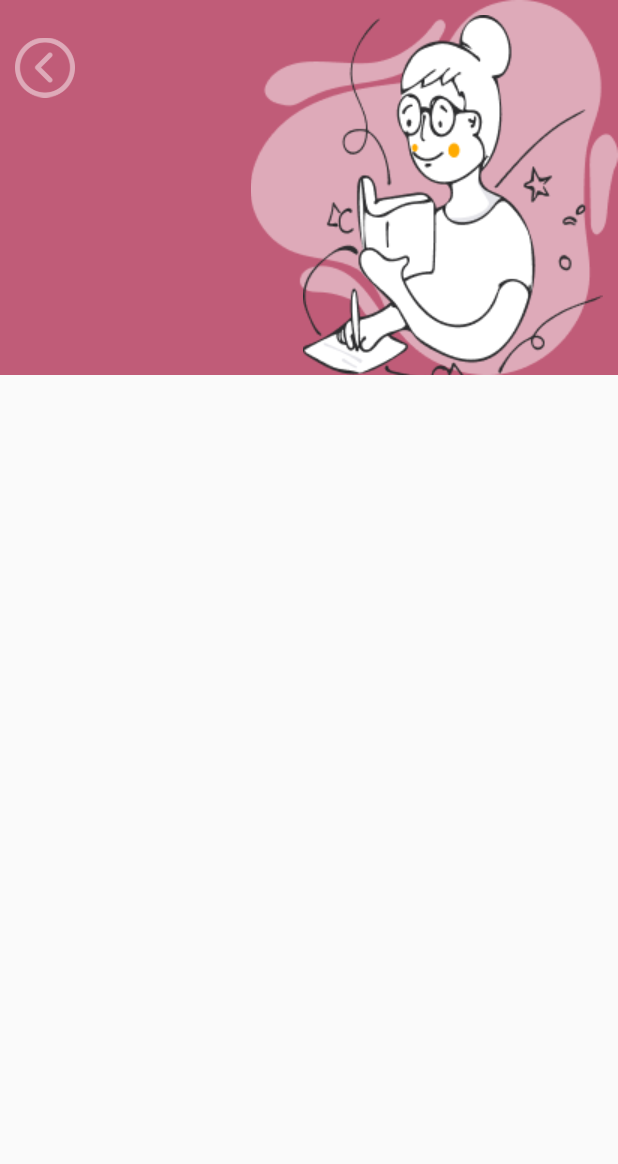
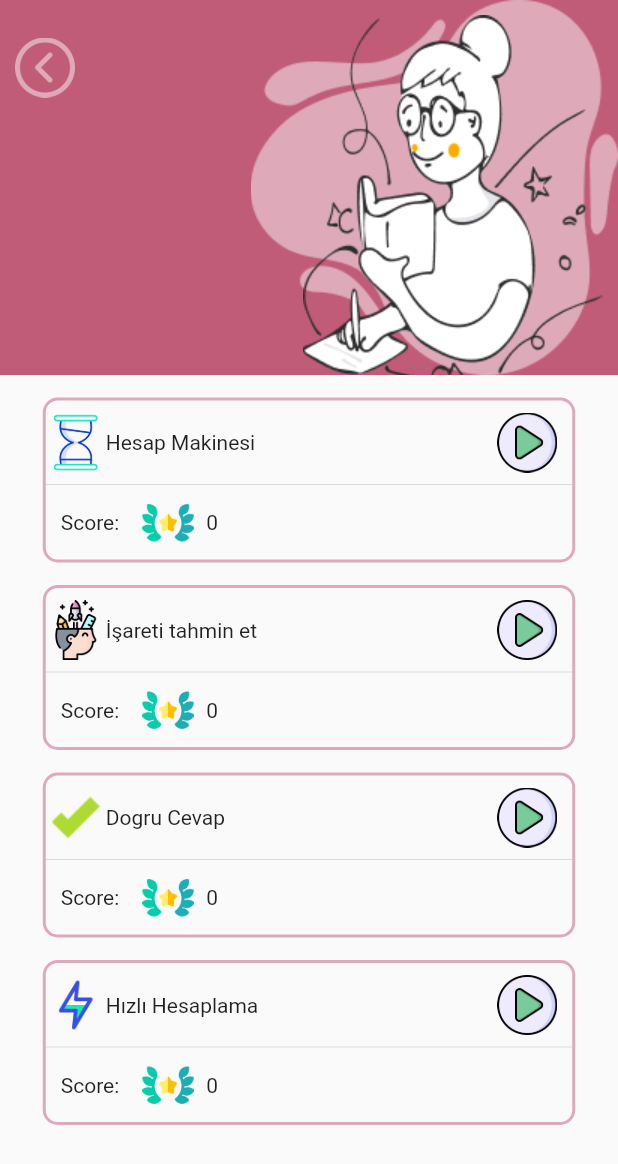
Before and after one commit to beyzauyanksoy/MathMatrixGame, a Flutter app: the MathPuzzle screen opened directly, on a phone screen of 412 x 824 dp. Shown: the top 1164 px of the screen. Run offline on Flutter 3.47's test engine with Material 2 defaults, Android fonts, the phone set to English and light mode, and no system bars; our stand-ins replace google_fonts.

Commit message:
math puzzle sayfası tamamlandı

```diff
--- a/lib/math_puzzle.dart
+++ b/lib/math_puzzle.dart
@@ -1,6 +1,9 @@
 import 'package:flutter/material.dart';
 import 'package:flutter/src/widgets/container.dart';
 import 'package:flutter/src/widgets/framework.dart';
+
+import 'widgets/math_item.dart';
+import 'widgets/math_topwidget.dart';
 
 class MathPuzzle extends StatefulWidget {
   const MathPuzzle({super.key});
@@ -9,43 +12,45 @@ class MathPuzzle extends StatefulWidget {
   State<MathPuzzle> createState() => _MathPuzzleState();
 }
 
+List<String> mathText = [
+  "Hesap Makinesi",
+  "İşareti tahmin et",
+  "Dogru Cevap",
+  "Hızlı Hesaplama",
+];
+List<String> imageUrl = [
+  "assets/hourglassColor.png",
+  "assets/creativity1.png",
+  "assets/check1.png",
+  "assets/bolt.png",
+];
+
 class _MathPuzzleState extends State<MathPuzzle> {
   @override
   Widget build(BuildContext context) {
     return Scaffold(
-      body: Column(
-        children: [
-          Stack(
-            children: [
-              Container(
-                width: MediaQuery.of(context).size.width,
-                height: 250,
-                color: Color(0xffC05c78),
+      body: SingleChildScrollView(
+        child: Column(
+          children: [
+            MathTopWidget(),
+            Container(
+              width: 355,
+              child: ListView.builder(
+                shrinkWrap: true,
+                itemCount: mathText.length,
+                itemBuilder: (context, index) {
+                  return Padding(
+                      padding: const EdgeInsets.only(top: 15),
+                      child: MathItem(
+                        mathText: mathText[index],
+                        score: '0',
+                        imageUrl: imageUrl[index],
+                      ));
+                },
               ),
-              Positioned(
-                right: 0,
-                child: Image.asset(
-                  "assets/Blob.png",
-                ),
-              ),
-              Positioned(
-                top: 10,
-                right: 10,
-                child: Image.asset('assets/Group.png'),
-              ),
-              Positioned(
-                  top: 25,
-                  left: 10,
-                  child: Container(
-                    child: Image.asset(
-                      'assets/previous.png',
-                      width: 40,
-                      color: Color(0xffDeaab9),
-                    ),
-                  ))
-            ],
-          )
-        ],
+            )
+          ],
+        ),
       ),
     );
   }
```
